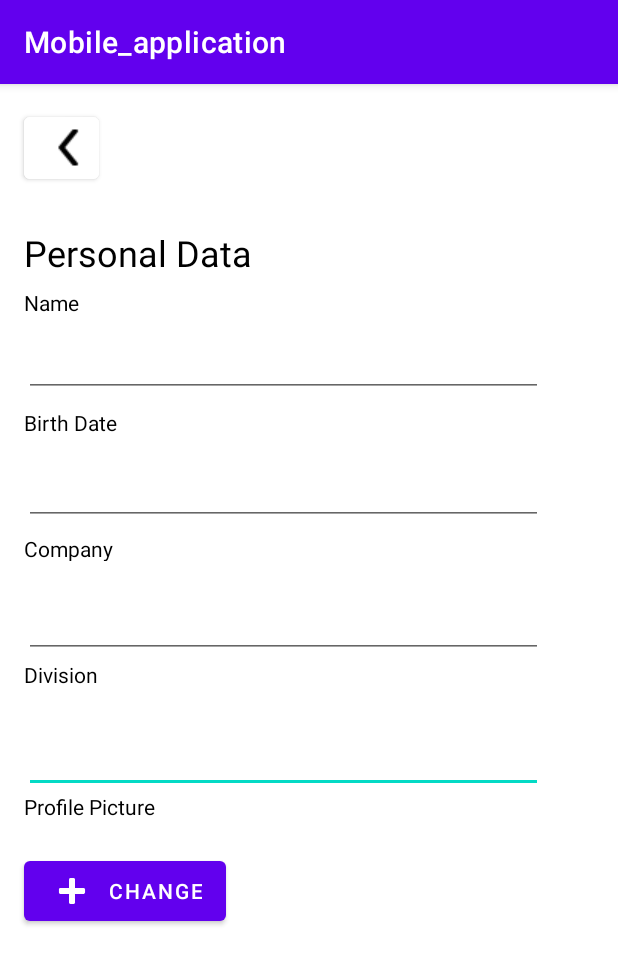
After one commit to hengky9099/Mobile_application, an Android app: the fragment PersonalDataFragment shown on its own in the app's theme, on a phone screen of 412 x 824 dp. The commit adds this screen. Shown: the top 964 px of the screen. Run offline under Robolectric (Android 15) with nearby library versions, the phone set to English and light mode, and no system bars.

Commit message:
pertambahan Settings & Personal Data Page

```diff
--- a/app/build.gradle
+++ b/app/build.gradle
@@ -39,6 +39,7 @@ dependencies {
     implementation 'androidx.lifecycle:lifecycle-viewmodel-ktx:2.3.1'
     implementation 'androidx.navigation:navigation-fragment:2.3.5'
     implementation 'androidx.navigation:navigation-ui:2.3.5'
+    implementation 'androidx.legacy:legacy-support-v4:1.0.0'
     testImplementation 'junit:junit:4.+'
     androidTestImplementation 'androidx.test.ext:junit:1.1.3'
     androidTestImplementation 'androidx.test.espresso:espresso-core:3.4.0'
--- /dev/null
+++ b/app/src/main/java/com/example/mobile_application/ui/settings/PersonalDataFragment.java
@@ -0,0 +1,38 @@
+package com.example.mobile_application.ui.settings;
+
+import androidx.lifecycle.ViewModelProvider;
+
+import android.os.Bundle;
+
+import androidx.annotation.NonNull;
+import androidx.annotation.Nullable;
+import androidx.fragment.app.Fragment;
+
+import android.view.LayoutInflater;
+import android.view.View;
+import android.view.ViewGroup;
+
+import com.example.mobile_application.R;
+
+public class PersonalDataFragment extends Fragment {
+
+    private PersonalDataViewModel mViewModel;
+
+    public static PersonalDataFragment newInstance() {
+        return new PersonalDataFragment();
+    }
+
+    @Override
+    public View onCreateView(@NonNull LayoutInflater inflater, @Nullable ViewGroup container,
+                             @Nullable Bundle savedInstanceState) {
+        return inflater.inflate(R.layout.personal_data_fragment, container, false);
+    }
+
+    @Override
+    public void onActivityCreated(@Nullable Bundle savedInstanceState) {
+        super.onActivityCreated(savedInstanceState);
+        mViewModel = new ViewModelProvider(this).get(PersonalDataViewModel.class);
+        // TODO: Use the ViewModel
+    }
+
+}
--- /dev/null
+++ b/app/src/main/java/com/example/mobile_application/ui/settings/PersonalDataViewModel.java
@@ -0,0 +1,7 @@
+package com.example.mobile_application.ui.settings;
+
+import androidx.lifecycle.ViewModel;
+
+public class PersonalDataViewModel extends ViewModel {
+    // TODO: Implement the ViewModel
+}
--- a/app/src/main/java/com/example/mobile_application/ui/notifications/NotificationsFragment.java
+++ b/app/src/main/java/com/example/mobile_application/ui/settings/SettingsFragment.java
@@ -1,32 +1,30 @@
-package com.example.mobile_application.ui.notifications;
+package com.example.mobile_application.ui.settings;
 
 import android.os.Bundle;
 import android.view.LayoutInflater;
 import android.view.View;
 import android.view.ViewGroup;
-import android.widget.TextView;
 
 import androidx.annotation.NonNull;
-import androidx.annotation.Nullable;
 import androidx.fragment.app.Fragment;
-import androidx.lifecycle.Observer;
 import androidx.lifecycle.ViewModelProvider;
 
-import com.example.mobile_application.R;
 import com.example.mobile_application.databinding.FragmentSettingsBinding;
 
-public class NotificationsFragment extends Fragment {
+public class SettingsFragment extends Fragment {
 
-    private NotificationsViewModel notificationsViewModel;
+    private SettingsViewModel settingsViewModel;
     private FragmentSettingsBinding binding;
 
     public View onCreateView(@NonNull LayoutInflater inflater,
                              ViewGroup container, Bundle savedInstanceState) {
-        notificationsViewModel =
-                new ViewModelProvider(this).get(NotificationsViewModel.class);
+        settingsViewModel =
+                new ViewModelProvider(this).get(SettingsViewModel.class);
 
         binding = FragmentSettingsBinding.inflate(inflater, container, false);
         View root = binding.getRoot();
+
+
 
 /*        final TextView textView = binding.textNotifications;
         notificationsViewModel.getText().observe(getViewLifecycleOwner(), new Observer<String>() {
--- a/app/src/main/java/com/example/mobile_application/ui/notifications/NotificationsViewModel.java
+++ b/app/src/main/java/com/example/mobile_application/ui/settings/SettingsViewModel.java
@@ -1,14 +1,14 @@
-package com.example.mobile_application.ui.notifications;
+package com.example.mobile_application.ui.settings;
 
 import androidx.lifecycle.LiveData;
 import androidx.lifecycle.MutableLiveData;
 import androidx.lifecycle.ViewModel;
 
-public class NotificationsViewModel extends ViewModel {
+public class SettingsViewModel extends ViewModel {
 
     private MutableLiveData<String> mText;
 
-    public NotificationsViewModel() {
+    public SettingsViewModel() {
         mText = new MutableLiveData<>();
         mText.setValue("This is notifications fragment");
     }
--- a/app/src/main/res/layout/fragment_settings.xml
+++ b/app/src/main/res/layout/fragment_settings.xml
@@ -4,7 +4,7 @@
     xmlns:tools="http://schemas.android.com/tools"
     android:layout_width="match_parent"
     android:layout_height="match_parent"
-    tools:context=".ui.notifications.NotificationsFragment">
+    tools:context=".ui.settings.SettingsFragment">
 
     <com.google.android.material.bottomnavigation.BottomNavigationView
         android:id="@+id/nav_view"
@@ -63,10 +63,10 @@
         app:layout_constraintEnd_toEndOf="parent"
         app:layout_constraintHorizontal_bias="1.0"
         app:layout_constraintStart_toStartOf="parent"
-        app:layout_constraintTop_toBottomOf="@+id/button12" />
+        app:layout_constraintTop_toBottomOf="@+id/buttonpersonaldata" />
 
     <Button
-        android:id="@+id/button12"
+        android:id="@+id/buttonpersonaldata"
         android:layout_width="413dp"
         android:layout_height="48dp"
         android:text="@string/personal_data"
--- /dev/null
+++ b/app/src/main/res/layout/personal_data_fragment.xml
@@ -0,0 +1,162 @@
+<?xml version="1.0" encoding="utf-8"?>
+<androidx.constraintlayout.widget.ConstraintLayout xmlns:android="http://schemas.android.com/apk/res/android"
+    xmlns:app="http://schemas.android.com/apk/res-auto"
+    xmlns:tools="http://schemas.android.com/tools"
+    android:id="@+id/frameLayout"
+    android:layout_width="match_parent"
+    android:layout_height="match_parent"
+    tools:context=".ui.settings.PersonalDataFragment" >
+
+    <TextView
+        android:id="@+id/textView27"
+        android:layout_width="345dp"
+        android:layout_height="18dp"
+        android:layout_marginStart="16dp"
+        android:layout_marginTop="472dp"
+        android:text="@string/profile_picture"
+        android:textColor="@color/black"
+        app:layout_constraintStart_toStartOf="parent"
+        app:layout_constraintTop_toTopOf="parent" />
+
+    <TextView
+        android:id="@+id/textView26"
+        android:layout_width="345dp"
+        android:layout_height="18dp"
+        android:layout_marginStart="16dp"
+        android:layout_marginTop="384dp"
+        android:text="@string/division"
+        android:textColor="@color/black"
+        app:layout_constraintStart_toStartOf="parent"
+        app:layout_constraintTop_toTopOf="parent" />
+
+    <EditText
+        android:id="@+id/editTextTextPassword7"
+        android:layout_width="346dp"
+        android:layout_height="48dp"
+        android:ems="10"
+        android:inputType="textPassword"
+        android:textColor="#AAA8A8"
+        app:layout_constraintBottom_toBottomOf="parent"
+        app:layout_constraintEnd_toEndOf="parent"
+        app:layout_constraintHorizontal_bias="0.246"
+        app:layout_constraintStart_toStartOf="parent"
+        app:layout_constraintTop_toTopOf="parent"
+        app:layout_constraintVertical_bias="0.59"
+        tools:ignore="SpeakableTextPresentCheck" />
+
+    <EditText
+        android:id="@+id/editTextTextPassword6"
+        android:layout_width="346dp"
+        android:layout_height="48dp"
+        android:ems="10"
+        android:inputType="textPassword"
+        android:textColor="#AAA8A8"
+        app:layout_constraintBottom_toBottomOf="parent"
+        app:layout_constraintEnd_toEndOf="parent"
+        app:layout_constraintHorizontal_bias="0.246"
+        app:layout_constraintStart_toStartOf="parent"
+        app:layout_constraintTop_toTopOf="parent"
+        app:layout_constraintVertical_bias="0.465"
+        tools:ignore="SpeakableTextPresentCheck" />
+
+    <TextView
+        android:id="@+id/textView25"
+        android:layout_width="345dp"
+        android:layout_height="18dp"
+        android:layout_marginStart="16dp"
+        android:layout_marginTop="300dp"
+        android:text="@string/company"
+        android:textColor="@color/black"
+        app:layout_constraintStart_toStartOf="parent"
+        app:layout_constraintTop_toTopOf="parent" />
+
+    <EditText
+        android:id="@+id/editTextTextPassword5"
+        android:layout_width="346dp"
+        android:layout_height="48dp"
+        android:ems="10"
+        android:inputType="textPassword"
+        android:textColor="#AAA8A8"
+        app:layout_constraintBottom_toBottomOf="parent"
+        app:layout_constraintEnd_toEndOf="parent"
+        app:layout_constraintHorizontal_bias="0.246"
+        app:layout_constraintStart_toStartOf="parent"
+        app:layout_constraintTop_toTopOf="parent"
+        app:layout_constraintVertical_bias="0.342"
+        tools:ignore="SpeakableTextPresentCheck" />
+
+    <TextView
+        android:id="@+id/textView23"
+        android:layout_width="345dp"
+        android:layout_height="18dp"
+        android:layout_marginStart="16dp"
+        android:layout_marginTop="216dp"
+        android:text="@string/birth_date"
+        android:textColor="@color/black"
+        app:layout_constraintStart_toStartOf="parent"
+        app:layout_constraintTop_toTopOf="parent" />
+
+    <EditText
+        android:id="@+id/editTextTextPassword4"
+        android:layout_width="346dp"
+        android:layout_height="48dp"
+        android:ems="10"
+        android:inputType="textPassword"
+        android:textColor="#AAA8A8"
+        app:layout_constraintBottom_toBottomOf="parent"
+        app:layout_constraintEnd_toEndOf="parent"
+        app:layout_constraintHorizontal_bias="0.246"
+        app:layout_constraintStart_toStartOf="parent"
+        app:layout_constraintTop_toTopOf="parent"
+        app:layout_constraintVertical_bias="0.223"
+        tools:ignore="SpeakableTextPresentCheck" />
+
+    <Button
+        android:id="@+id/button3"
+        android:layout_width="50dp"
+        android:layout_height="53dp"
+        android:layout_marginStart="16dp"
+        android:layout_marginTop="16dp"
+        android:backgroundTint="@color/white"
+        app:icon="@drawable/icons8_chevron_left_30"
+        app:iconPadding="0dp"
+        app:iconTint="#000000"
+        app:layout_constraintStart_toStartOf="parent"
+        app:layout_constraintTop_toTopOf="parent"
+        app:strokeColor="@color/white"
+        tools:ignore="SpeakableTextPresentCheck" />
+
+    <TextView
+        android:id="@+id/textView21"
+        android:layout_width="256dp"
+        android:layout_height="30dp"
+        android:layout_marginStart="16dp"
+        android:layout_marginTop="96dp"
+        android:text="@string/personal_data"
+        android:textColor="#000000"
+        android:textSize="24sp"
+        app:layout_constraintStart_toStartOf="parent"
+        app:layout_constraintTop_toTopOf="parent" />
+
+    <TextView
+        android:id="@+id/textView22"
+        android:layout_width="345dp"
+        android:layout_height="18dp"
+        android:layout_marginStart="16dp"
+        android:layout_marginTop="136dp"
+        android:text="Name"
+        android:textColor="@color/black"
+        app:layout_constraintStart_toStartOf="parent"
+        app:layout_constraintTop_toTopOf="parent" />
+
+    <Button
+        android:id="@+id/button4"
+        android:layout_width="wrap_content"
+        android:layout_height="wrap_content"
+        android:layout_marginStart="16dp"
+        android:layout_marginTop="512dp"
+        android:text="Change"
+        app:icon="@android:drawable/ic_input_add"
+        app:layout_constraintStart_toStartOf="parent"
+        app:layout_constraintTop_toTopOf="parent" />
+</androidx.constraintlayout.widget.ConstraintLayout>
--- a/app/src/main/res/navigation/mobile_navigation.xml
+++ b/app/src/main/res/navigation/mobile_navigation.xml
@@ -19,7 +19,7 @@
 
     <fragment
         android:id="@+id/navigation_notifications"
-        android:name="com.example.mobile_application.ui.notifications.NotificationsFragment"
+        android:name="com.example.mobile_application.ui.settings.SettingsFragment"
         android:label="@string/title_notifications"
         tools:layout="@layout/fragment_settings" />
 </navigation>
--- a/app/src/main/res/values/strings.xml
+++ b/app/src/main/res/values/strings.xml
@@ -28,4 +28,8 @@
     <string name="update_password">Update Password</string>
     <string name="logout">Logout</string>
     <string name="avatar">AVATAR</string>
+    <string name="birth_date">Birth Date</string>
+    <string name="company">Company</string>
+    <string name="division">Division</string>
+    <string name="profile_picture">Profile Picture</string>
 </resources>
```
